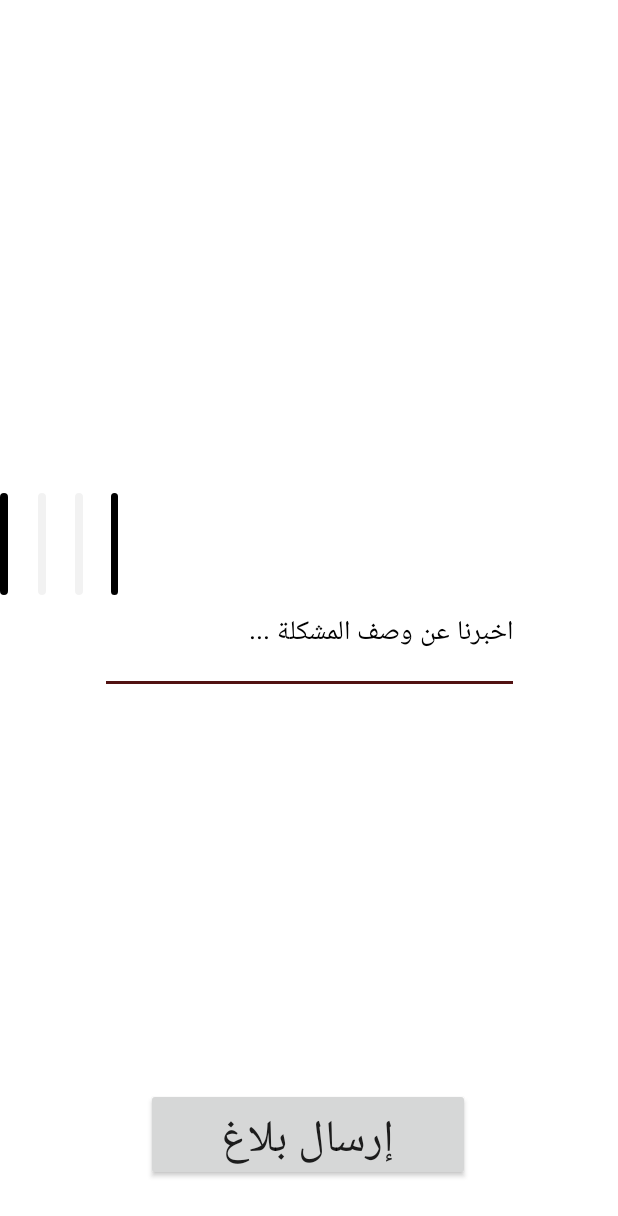
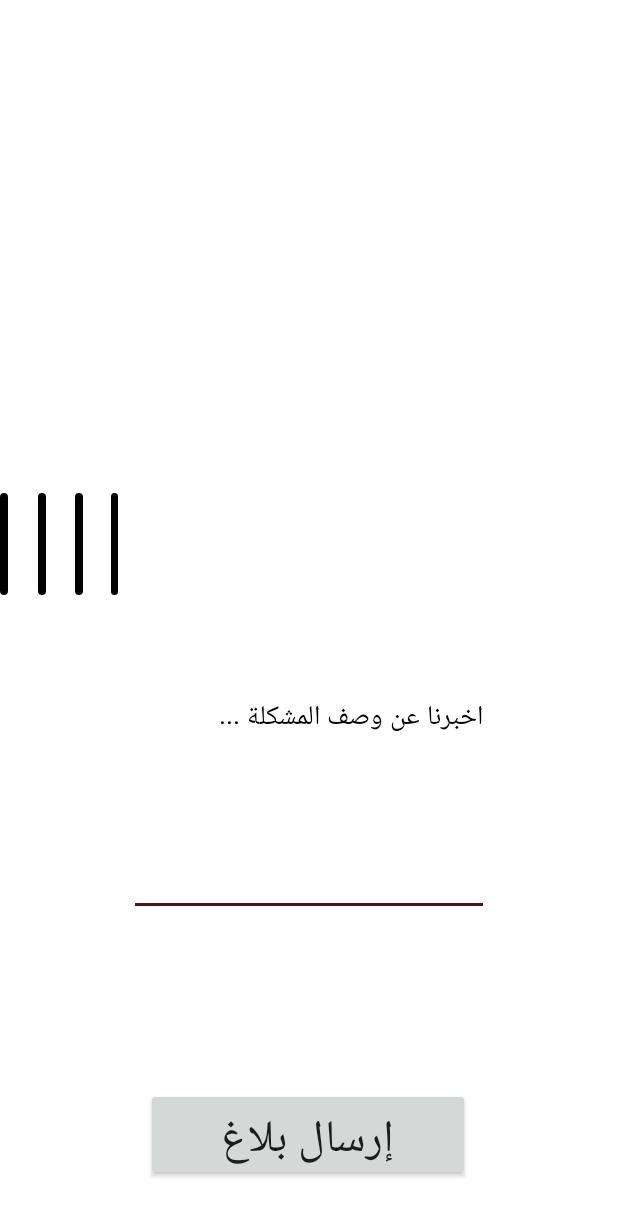
Before and after one commit to hananHA/rdm-android, an Android app: the AddTicketActivity screen opened directly, with no data from a screen before it, after a tap on "إرسال بلاغ", on a phone screen of 412 x 824 dp. Shown: the top 1216 px of the screen. Run offline under Robolectric (Android 15) with nearby library versions, the phone set to English and light mode, and no system bars; 1 statement that could not run was skipped.

Commit message:
upload 4 image to api

```diff
--- a/app/src/main/java/com/example/rdm/activities/AddTicketActivity.java
+++ b/app/src/main/java/com/example/rdm/activities/AddTicketActivity.java
@@ -28,8 +28,10 @@ import org.json.JSONObject;
 import java.io.File;
 import java.io.IOException;
 import java.text.SimpleDateFormat;
+import java.util.ArrayList;
 import java.util.Date;
 import java.util.Objects;
+import java.util.concurrent.TimeUnit;
 
 import okhttp3.MediaType;
 import okhttp3.MultipartBody;
@@ -45,22 +47,28 @@ import retrofit2.converter.gson.GsonConverterFactory;
 
 public class AddTicketActivity extends AppCompatActivity {
 
-    private ImageView photo1, photoTest;
+    private ImageView photo0, photo1, photo2, photo3; //photoTest
     private EditText description;
     private Button sendTicket;
     private Uri photoURI;
     private Bitmap bitmap;
-    static final int REQUEST_IMAGE_CAPTURE = 1;
     private File photoFile = null;
+    private int countPhoto = 0;
+    private int photoNumber = -1;
+    private boolean canSend = false;
+
+    ArrayList<String> filePaths = new ArrayList<>();
+
 
     String mCurrentPhotoPath;
     static final int REQUEST_TAKE_PHOTO = 1;
 
 
     private File createImageFile() throws IOException {
+
         // Create an image file name
         String timeStamp = new SimpleDateFormat("yyyyMMdd_HHmmss").format(new Date());
-        String imageFileName = "JPEG_" + timeStamp + "_";
+        String imageFileName = timeStamp + "_";
         File storageDir = getExternalFilesDir(Environment.DIRECTORY_PICTURES);
         File image = File.createTempFile(
                 imageFileName,  /* prefix */
@@ -70,8 +78,10 @@ public class AddTicketActivity extends AppCompatActivity {
 
         // Save a file: path for use with ACTION_VIEW intents
         mCurrentPhotoPath = image.getAbsolutePath();
+        filePaths.add(mCurrentPhotoPath);
         return image;
     }
+
 
     private void dispatchTakePictureIntent() {
         Intent takePictureIntent = new Intent(MediaStore.ACTION_IMAGE_CAPTURE);
@@ -120,11 +130,30 @@ public class AddTicketActivity extends AppCompatActivity {
 
             try {
 
+
                 bitmap = MediaStore.Images.Media.getBitmap(getContentResolver(), photoURI);
-//               bitmap = (Bitmap) data.getExtras().get("data");
+                switch (photoNumber) {
+                    case 0:
+                        photo0.setImageBitmap(bitmap);
+                        break;
+                    case 1:
+                        photo1.setImageBitmap(bitmap);
+                        break;
+                    case 2:
+                        photo2.setImageBitmap(bitmap);
+                        break;
+                    case 3:
+                        photo3.setImageBitmap(bitmap);
+                        break;
 
-                photo1.setImageBitmap(bitmap);
-                photoTest.setImageBitmap(bitmap);
+                    default:
+                        Toast.makeText(getApplicationContext(), "الرجاء المحاولة مرة أخرى", Toast.LENGTH_LONG).show();
+
+
+                }
+
+//                photoTest.setImageBitmap(bitmap);
+                canSend = true;
 
             } catch (Exception e) {
                 Toast.makeText(getApplicationContext(), e.toString(), Toast.LENGTH_LONG).show();
@@ -132,7 +161,7 @@ public class AddTicketActivity extends AppCompatActivity {
             }
 
 
-//            photo1.setImageBitmap((Bitmap) data.getExtras().get("data"));
+//            photo0.setImageBitmap((Bitmap) data.getExtras().get("data"));
 
 
             Toast.makeText(getApplicationContext(), mCurrentPhotoPath, Toast.LENGTH_LONG).show();
@@ -149,16 +178,23 @@ public class AddTicketActivity extends AppCompatActivity {
         super.onCreate(savedInstanceState);
         setContentView(R.layout.activity_add_ticket);
 
+        photo0 = findViewById(R.id.photo0);
         photo1 = findViewById(R.id.photo1);
+        photo2 = findViewById(R.id.photo2);
+        photo3 = findViewById(R.id.photo3);
+
         description = findViewById(R.id.description);
         sendTicket = findViewById(R.id.sendTicket);
-        photoTest = findViewById(R.id.photoTest);
+//        photoTest = findViewById(R.id.photoTest);
 
 
         sendTicket.setOnClickListener(new View.OnClickListener() {
             @Override
             public void onClick(View view) {
-                String desc = description.getText().toString();
+                if (!canSend) {
+                    Toast.makeText(getApplicationContext(), "الرجاء رفع صورة واحدة على الأقل !", Toast.LENGTH_LONG).show();
+                    return;
+                }
                 double latitude = 0.0;
                 double longitude = 0.0;
 
@@ -170,12 +206,16 @@ public class AddTicketActivity extends AppCompatActivity {
 
                 int city = 6; // city_id for makkah is 6 in db;
                 int neighborhood = 3424; // neighborhood_id for alzaher - makkah (just test);
-
+//
                 final HttpLoggingInterceptor logging = new HttpLoggingInterceptor();
                 // set your desired log level
                 logging.setLevel(HttpLoggingInterceptor.Level.BODY);
 
                 OkHttpClient.Builder httpClient = new OkHttpClient.Builder();
+                httpClient.connectTimeout(5, TimeUnit.MINUTES) // connect timeout
+                        .writeTimeout(5, TimeUnit.MINUTES) // write timeout
+                        .readTimeout(5, TimeUnit.MINUTES); // read timeout
+
 
                 httpClient.addInterceptor(logging);
 
@@ -187,18 +227,36 @@ public class AddTicketActivity extends AppCompatActivity {
                         .client(httpClient.build())
                         .build();
 
+                MultipartBody.Builder builder = new MultipartBody.Builder();
 
-                //creating the api interface
+                builder.setType(MultipartBody.FORM);
+
+                for (int i = 0; i < filePaths.size(); i++) {
+                    File photo = new File(filePaths.get(i));
+                    builder.addFormDataPart("photos[" + i + "]", "photos[" + i + "].jpg", RequestBody.create(MediaType.parse("multipart/form-data"), photo));
+
+                }
+
+                builder.addFormDataPart("latitude", String.valueOf(latitude));
+                builder.addFormDataPart("longitude", String.valueOf(longitude));
+                builder.addFormDataPart("city", String.valueOf(city));
+                builder.addFormDataPart("neighborhood", String.valueOf(neighborhood));
+                if (!description.getText().toString().trim().isEmpty()) {
+                    builder.addFormDataPart("description", description.getText().toString());
+                }
+
+                MultipartBody requestBody = builder.build();
+
+
+//                creating the api interface
                 TicketClient api = retrofit.create(TicketClient.class);
 
-                File file = new File(mCurrentPhotoPath);
-
-                RequestBody fbody = RequestBody.create(MediaType.parse("multipart/form-data"), photoFile);
-                MultipartBody.Part filePart = MultipartBody.Part.createFormData("photos[0]", "test.jpg", RequestBody.create(MediaType.parse("multipart/form-data"), photoFile));
+//////////////hii emad hi emad h
+//                RequestBody fbody = RequestBody.create(MediaType.parse("multipart/form-data"), photoFile);
+                MultipartBody.Part filePart = MultipartBody.Part.createFormData("photos[0]", "photos[" + countPhoto + "].jpg", RequestBody.create(MediaType.parse("multipart/form-data"), photoFile));
 
 
-                Call<ResponseBody> call = api.addTicket(latitude, longitude, city, neighborhood, filePart, "Bearer " + App.token);
-//                Call<ResponseBody> call = api.addTicket(file, "djowsj");
+                Call<ResponseBody> call = api.addTicket(requestBody, "Bearer " + App.token);
 
                 call.enqueue(new Callback<ResponseBody>() {
                     @Override
@@ -272,13 +330,41 @@ public class AddTicketActivity extends AppCompatActivity {
         });
 
 
+        photo0.setOnClickListener(new View.OnClickListener() {
+            @Override
+            public void onClick(View view) {
+                photoNumber = 0;
+                dispatchTakePictureIntent();
+
+            }
+        });
+
+
         photo1.setOnClickListener(new View.OnClickListener() {
             @Override
             public void onClick(View view) {
+                photoNumber = 1;
                 dispatchTakePictureIntent();
-//                Intent intent = new Intent(MediaStore.ACTION_IMAGE_CAPTURE);
-//                startActivityForResult(intent, 100);
 
+            }
+        });
+
+
+        photo2.setOnClickListener(new View.OnClickListener() {
+            @Override
+            public void onClick(View view) {
+                photoNumber = 2;
+                dispatchTakePictureIntent();
+
+            }
+        });
+
+
+        photo3.setOnClickListener(new View.OnClickListener() {
+            @Override
+            public void onClick(View view) {
+                photoNumber = 3;
+                dispatchTakePictureIntent();
 
             }
         });
--- a/app/src/main/java/com/example/rdm/api/TicketClient.java
+++ b/app/src/main/java/com/example/rdm/api/TicketClient.java
@@ -6,6 +6,7 @@ import okhttp3.MultipartBody;
 import okhttp3.RequestBody;
 import okhttp3.ResponseBody;
 import retrofit2.Call;
+import retrofit2.http.Body;
 import retrofit2.http.Field;
 import retrofit2.http.FormUrlEncoded;
 import retrofit2.http.Header;
@@ -30,19 +31,31 @@ public interface TicketClient {
 ////    @Header("Authorization") String authHeader
 //
 //
+//    @POST("create")
+//    @Multipart
+//    @Headers({
+//            "Accept: application/json",
+//    })
+//    Call<ResponseBody> addTicket(@Part("latitude") double latitude,
+//                                 @Part("longitude") double longitude,
+//                                 @Part("city") int city,
+//                                 @Part("neighborhood") int neighborhood,
+//                                 @Part MultipartBody.Part[] filePart,
+//                                 @Header("Authorization") String auth,
+//                                 @Part("description") String description
+//
+//
+//    );
+
     @POST("create")
-    @Multipart
     @Headers({
             "Accept: application/json",
+
     })
-    Call<ResponseBody> addTicket(@Part("latitude") double latitude,
-                                 @Part("longitude") double longitude,
-                                 @Part("city") int city,
-                                 @Part("neighborhood") int neighborhood,
-                                 @Part MultipartBody.Part filePart,
-                                 @Header("Authorization") String auth
+    Call<ResponseBody> addTicket(
+            @Body RequestBody body,
+            @Header("Authorization") String auth
+    );
 
 
-    );
-
 }
--- a/app/src/main/res/layout/activity_add_ticket.xml
+++ b/app/src/main/res/layout/activity_add_ticket.xml
@@ -23,7 +23,7 @@
         app:layout_constraintVertical_bias="0.435">
 
         <ImageView
-            android:id="@+id/photo4"
+            android:id="@+id/photo3"
             android:layout_width="83dp"
             android:layout_height="68dp"
             android:layout_weight="1"
@@ -42,29 +42,11 @@
             android:layout_weight="5" />
 
         <ImageView
-            android:id="@+id/photo3"
-            android:layout_width="83dp"
-            android:layout_height="68dp"
-            android:layout_weight="1"
-            android:alpha="0.05"
-            android:background="@drawable/upload_image"
-            android:text="+"
-            android:textAlignment="center"
-
-            android:textColor="#ffffff"
-            android:textSize="40sp" />
-
-        <View
-            android:layout_width="0dp"
-            android:layout_height="50dp"
-            android:layout_weight="5" />
-
-        <ImageView
             android:id="@+id/photo2"
             android:layout_width="83dp"
             android:layout_height="68dp"
             android:layout_weight="1"
-            android:alpha="0.05"
+            android:alpha="1"
             android:background="@drawable/upload_image"
             android:text="+"
             android:textAlignment="center"
@@ -83,9 +65,27 @@
             android:layout_height="68dp"
             android:layout_weight="1"
             android:alpha="1"
+            android:background="@drawable/upload_image"
             android:text="+"
             android:textAlignment="center"
+
+            android:textColor="#ffffff"
+            android:textSize="40sp" />
+
+        <View
+            android:layout_width="0dp"
+            android:layout_height="50dp"
+            android:layout_weight="5" />
+
+        <ImageView
+            android:id="@+id/photo0"
+            android:layout_width="83dp"
+            android:layout_height="68dp"
+            android:layout_weight="1"
+            android:alpha="1"
             android:background="@drawable/upload_image"
+            android:text="+"
+            android:textAlignment="center"
             android:textColor="#ffffff"
             android:textSize="40sp" />
 
@@ -112,31 +112,19 @@
 
     <EditText
         android:id="@+id/description"
-        android:layout_width="279dp"
-        android:layout_height="66dp"
+        android:layout_width="240dp"
+        android:layout_height="157dp"
+        android:layout_marginTop="36dp"
         android:ems="10"
         android:gravity="start|top"
         android:hint="اخبرنا عن وصف المشكلة ..."
         android:inputType="textMultiLine"
         android:textColorHint="@color/colorPrimaryDark"
-        app:layout_constraintBottom_toTopOf="@+id/button"
+        app:layout_constraintBottom_toTopOf="@+id/sendTicket"
         app:layout_constraintEnd_toEndOf="parent"
         app:layout_constraintStart_toStartOf="parent"
         app:layout_constraintTop_toBottomOf="@+id/linearLayout"
         app:layout_constraintVertical_bias="0.152" />
 
-    <ImageView
-        android:id="@+id/photoTest"
-        android:layout_width="377dp"
-        android:layout_height="254dp"
-        android:textAlignment="center"
-        android:textColor="#ffffff"
-        android:textSize="40sp"
-
-        app:layout_constraintBottom_toTopOf="@+id/linearLayout"
-        app:layout_constraintEnd_toEndOf="parent"
-        app:layout_constraintStart_toStartOf="parent"
-        app:layout_constraintTop_toTopOf="parent" />
-
 
 </androidx.constraintlayout.widget.ConstraintLayout>
```
